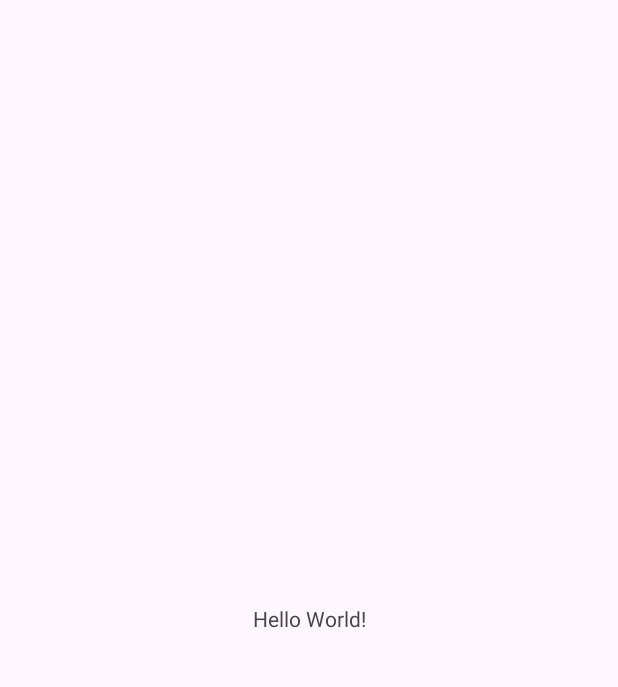
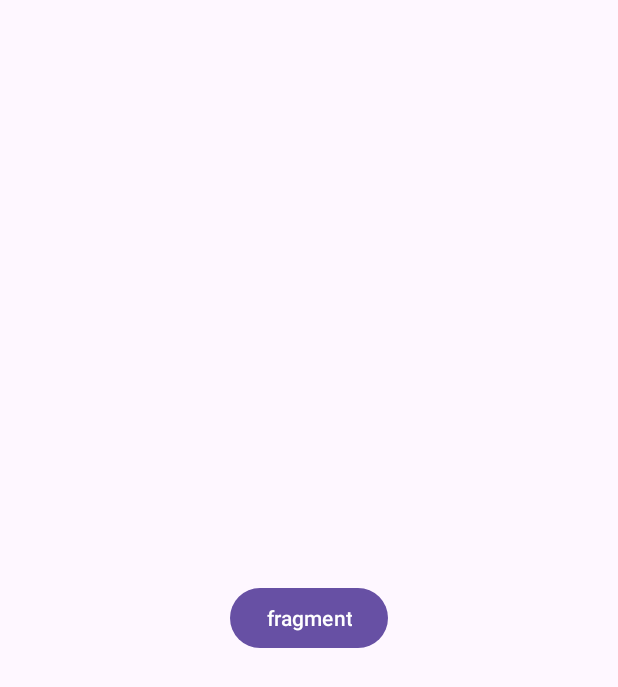
Before and after one commit to HSU-shimpyo/ShimPyo-Android, an Android app: the screen it shows after launch (MainActivity), on a phone screen of 412 x 824 dp. Before the commit the part shown is almost empty. Shown: the top 687 px of the screen. Run offline under Robolectric (Android 15) with nearby library versions, the phone set to English and light mode, and no system bars.

```diff
--- a/app/src/main/AndroidManifest.xml
+++ b/app/src/main/AndroidManifest.xml
@@ -28,6 +28,7 @@
                 <category android:name="android.intent.category.LAUNCHER" />
             </intent-filter>
         </activity>
+        <activity android:name=".RecordActivity"/>
     </application>
 
 </manifest>
--- a/app/src/main/java/com/example/shimpyoo/MainActivity.kt
+++ b/app/src/main/java/com/example/shimpyoo/MainActivity.kt
@@ -1,20 +1,37 @@
 package com.example.shimpyoo
 
+import android.content.Intent
 import android.os.Bundle
+import android.text.TextUtils.replace
+import android.view.View
+import android.widget.Button
 import androidx.activity.enableEdgeToEdge
 import androidx.appcompat.app.AppCompatActivity
 import androidx.core.view.ViewCompat
 import androidx.core.view.WindowInsetsCompat
+import androidx.fragment.app.Fragment
 
 class MainActivity : AppCompatActivity() {
     override fun onCreate(savedInstanceState: Bundle?) {
         super.onCreate(savedInstanceState)
         enableEdgeToEdge()
         setContentView(R.layout.activity_main)
+
         ViewCompat.setOnApplyWindowInsetsListener(findViewById(R.id.main)) { v, insets ->
             val systemBars = insets.getInsets(WindowInsetsCompat.Type.systemBars())
             v.setPadding(systemBars.left, systemBars.top, systemBars.right, systemBars.bottom)
             insets
         }
+
+        val button :Button=findViewById(R.id.button_fragment)
+        button.setOnClickListener{
+            val intent=Intent(this, RecordActivity::class.java)
+            startActivity(intent)
+        }
+
+
+
     }
+
+
 }
--- a/app/src/main/res/layout/activity_main.xml
+++ b/app/src/main/res/layout/activity_main.xml
@@ -7,10 +7,11 @@
     android:layout_height="match_parent"
     tools:context=".MainActivity">
 
-    <TextView
+    <Button
+        android:id="@+id/button_fragment"
         android:layout_width="wrap_content"
         android:layout_height="wrap_content"
-        android:text="Hello World!"
+        android:text="fragment"
         app:layout_constraintBottom_toBottomOf="parent"
         app:layout_constraintEnd_toEndOf="parent"
         app:layout_constraintStart_toStartOf="parent"
```
